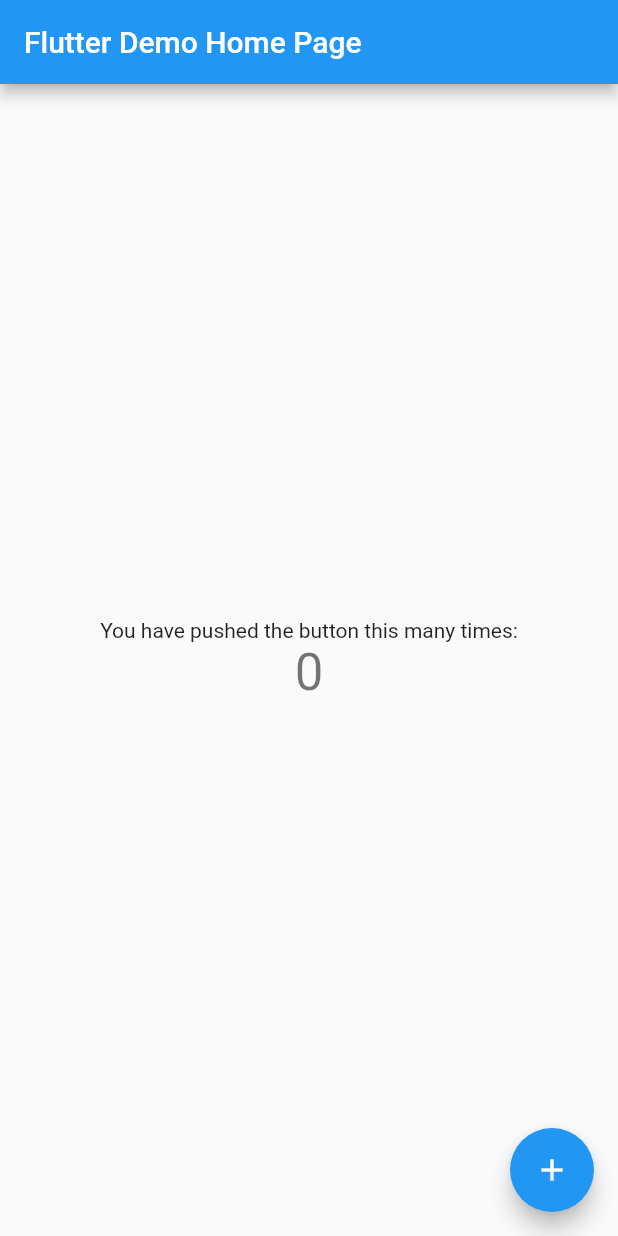
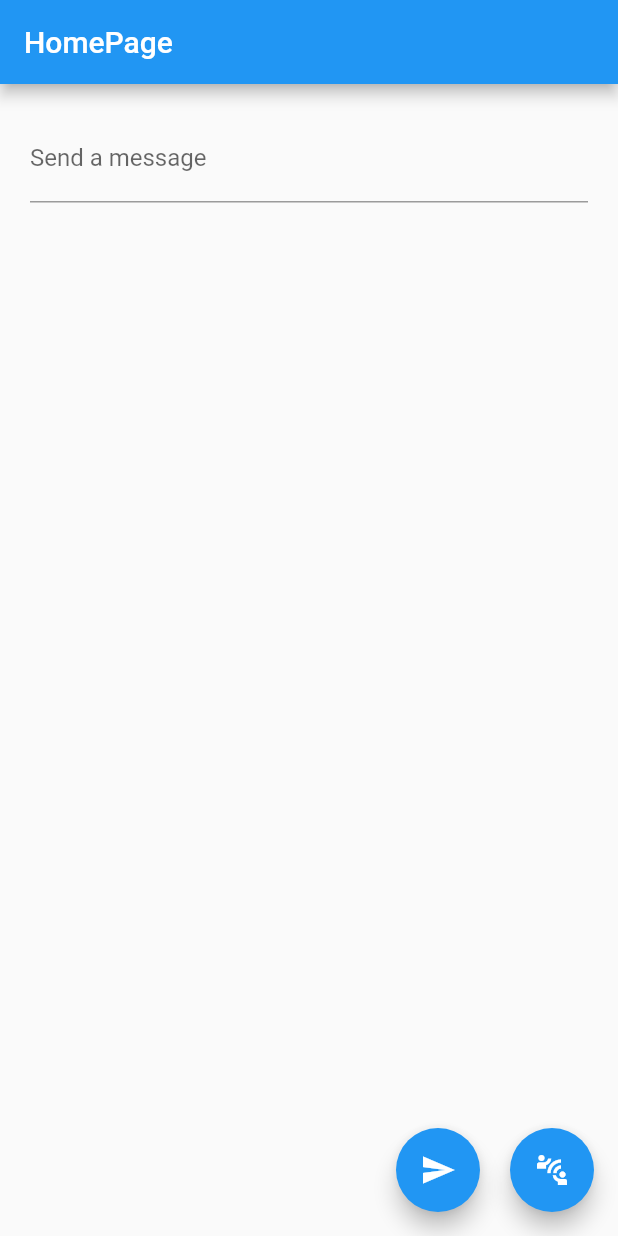
Before and after one commit to Tuan-Quyen/qcsocial, a Flutter app: the screen it shows after launch, on a phone screen of 412 x 824 dp. Run offline on Flutter 3.47's test engine with Material 2 defaults, Android fonts, the phone set to English and light mode, and no system bars; network calls fail.

Commit message:
Modify socket - init UI flutter.

```diff
--- a/Mobile/Flutter/qcsocial/lib/main.dart
+++ b/Mobile/Flutter/qcsocial/lib/main.dart
@@ -1,11 +1,15 @@
+import 'dart:collection';
+import 'dart:convert';
+
 import 'package:flutter/material.dart';
+import 'package:web_socket_channel/web_socket_channel.dart';
 
 void main() {
-  runApp(const MyApp());
+  runApp(const App());
 }
 
-class MyApp extends StatelessWidget {
-  const MyApp({super.key});
+class App extends StatelessWidget {
+  const App({super.key});
 
   // This widget is the root of your application.
   @override
@@ -15,28 +19,24 @@ class MyApp extends StatelessWidget {
       theme: ThemeData(
         primarySwatch: Colors.blue,
       ),
-      home: const MyHomePage(title: 'Flutter Demo Home Page'),
+      home: const HomePage(title: 'HomePage'),
     );
   }
 }
 
-class MyHomePage extends StatefulWidget {
-  const MyHomePage({super.key, required this.title});
+class HomePage extends StatefulWidget {
+  const HomePage({super.key, required this.title});
 
   final String title;
 
   @override
-  State<MyHomePage> createState() => _MyHomePageState();
+  State<HomePage> createState() => _HomePageState();
 }
 
-class _MyHomePageState extends State<MyHomePage> {
-  int _counter = 0;
-
-  void _incrementCounter() {
-    setState(() {
-      _counter++;
-    });
-  }
+class _HomePageState extends State<HomePage> {
+  final TextEditingController _controller = TextEditingController();
+  var _channel = WebSocketChannel.connect(Uri.parse(
+      'ws://localhost:8077/chat/room/63ecbffe7c7dda063f67ecb0/user/63e610089ac3f82b3142c12b'));
 
   @override
   Widget build(BuildContext context) {
@@ -44,25 +44,68 @@ class _MyHomePageState extends State<MyHomePage> {
       appBar: AppBar(
         title: Text(widget.title),
       ),
-      body: Center(
+      body: Padding(
+        padding: const EdgeInsets.all(20.0),
         child: Column(
-          mainAxisAlignment: MainAxisAlignment.center,
-          children: <Widget>[
-            const Text(
-              'You have pushed the button this many times:',
+          crossAxisAlignment: CrossAxisAlignment.start,
+          children: [
+            Form(
+              child: TextFormField(
+                controller: _controller,
+                decoration: const InputDecoration(labelText: 'Send a message'),
+              ),
             ),
-            Text(
-              '$_counter',
-              style: Theme.of(context).textTheme.headlineMedium,
-            ),
+            const SizedBox(height: 24),
+            StreamBuilder(
+              stream: _channel.stream,
+              builder: (context, snapshot) {
+                return Text(snapshot.hasData ? '${snapshot.data}' : '');
+              },
+            )
           ],
         ),
       ),
-      floatingActionButton: FloatingActionButton(
-        onPressed: _incrementCounter,
-        tooltip: 'Increment',
-        child: const Icon(Icons.add),
+      floatingActionButton: Row(
+        mainAxisAlignment: MainAxisAlignment.end,
+        children: [
+          FloatingActionButton(
+            onPressed: _sendMessage,
+            tooltip: 'Send message',
+            child: const Icon(Icons.send),
+          ),
+          const Padding(padding: EdgeInsets.only(right: 20)),
+          FloatingActionButton(
+            onPressed: _reconnect,
+            tooltip: 'Reconnect',
+            child: const Icon(Icons.connect_without_contact),
+          )
+        ],
       ),
     );
   }
+
+  void _sendMessage() {
+    if (_controller.text.isNotEmpty) {
+      var data = {
+        "event": "SEND_MESSAGE",
+        "data": _controller.text
+      };
+      _channel.sink.add(json.encode(data));
+    }
+  }
+
+  void _reconnect() {
+    _channel.sink.close();
+    setState(() {
+      _channel = WebSocketChannel.connect(Uri.parse(
+          'ws://localhost:8077/chat/room/63ecbffe7c7dda063f67ecb0/user/63e610089ac3f82b3142c12b'));
+    });
+  }
+
+  @override
+  void dispose() {
+    _channel.sink.close();
+    _controller.dispose();
+    super.dispose();
+  }
 }
--- a/Mobile/Flutter/qcsocial/pubspec.yaml
+++ b/Mobile/Flutter/qcsocial/pubspec.yaml
@@ -35,6 +35,7 @@ dependencies:
   # The following adds the Cupertino Icons font to your application.
   # Use with the CupertinoIcons class for iOS style icons.
   cupertino_icons: ^1.0.2
+  web_socket_channel: ^2.3.0
 
 dev_dependencies:
   flutter_test:
```
Also changed, not shown: Mobile/Flutter/qcsocial/pubspec.lock, 4 other files.
